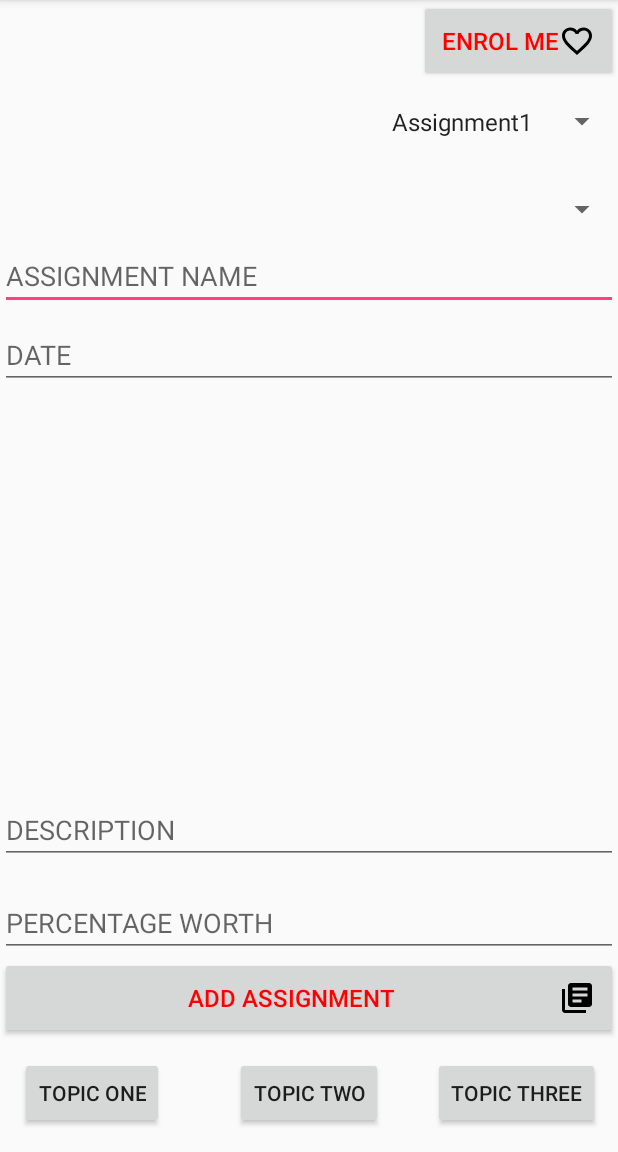
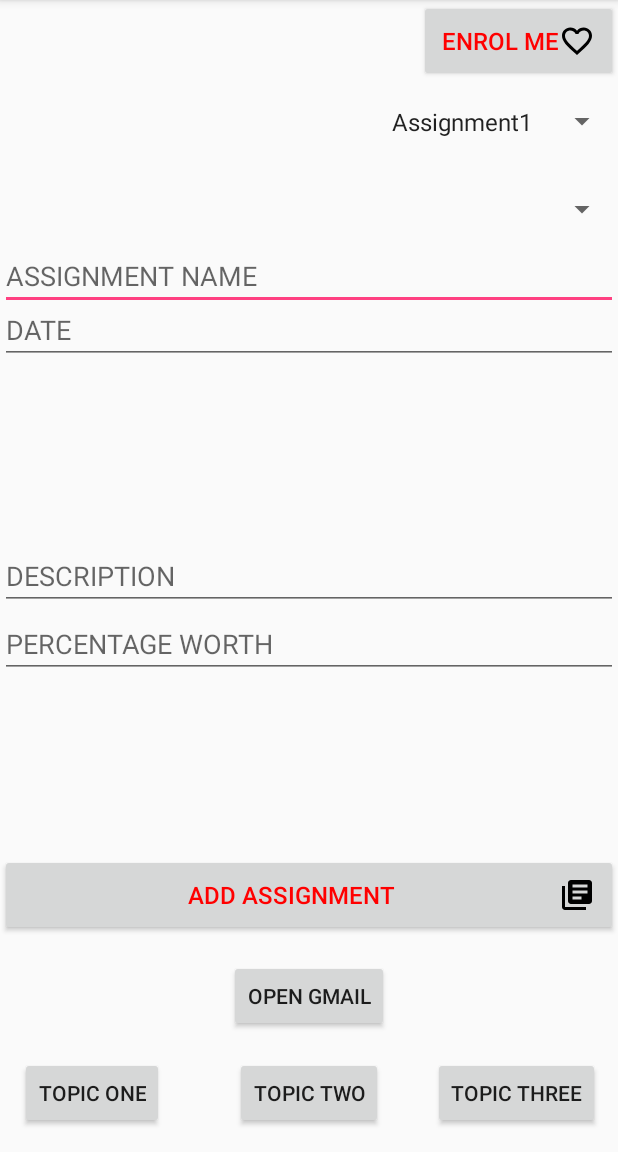
Before and after one commit to FoolsJester/AndroidApp2018, an Android app: the Courses screen opened directly, with no data from a screen before it, on a phone screen of 412 x 824 dp, the part 84-1236 px from its top. Run offline under Robolectric (Android 15) with nearby library versions, the phone set to English and light mode, and no system bars.

Commit message:
button launches gmail

```diff
--- a/app/src/main/java/com/example/hp/androidproject/Courses.java
+++ b/app/src/main/java/com/example/hp/androidproject/Courses.java
@@ -30,7 +30,7 @@ public class Courses extends AppCompatActivity  {
 
     private DrawerLayout dl;
     private ActionBarDrawerToggle abdt;
-    Button enrolButton, assignmentButton;
+    Button enrolButton, assignmentButton, openGmail;
     SQLiteOpenHelper openHelper;
     SQLiteDatabase db;
     EditText _txtname, _txtduedate, _txtdescription, _txtpercentworth;
@@ -69,9 +69,25 @@ public class Courses extends AppCompatActivity  {
         topic1 = (Button)findViewById(R.id.topic1);
         topic2 = (Button)findViewById(R.id.topic2);
         topic3 = (Button)findViewById(R.id.topic3);
+        openGmail = (Button)findViewById(R.id.openGmail);
         spinner = (Spinner) findViewById(R.id.spinner);
 //        spin = (Spinner) findViewById(R.id.spin);
         loadAssignmentData();
+
+        openGmail.setOnClickListener(new View.OnClickListener() {
+            @Override
+            public void onClick(View v) {
+                Intent emailIntent = new Intent (Intent.ACTION_SEND);
+                emailIntent .setType("message/rfc822");
+                emailIntent .putExtra(Intent.EXTRA_EMAIL, new String[]{"testEmail@gmail.com"});
+                emailIntent .putExtra(Intent.EXTRA_SUBJECT, "Put your Subject here");
+                emailIntent .setPackage("com.google.android.gm");
+                if (emailIntent .resolveActivity(getPackageManager())!=null)
+                    startActivity(emailIntent);
+                else
+                    Toast.makeText(getApplicationContext(), "Gmail App is not installed",Toast.LENGTH_SHORT).show();
+            }
+        });
 
         // event to add values from form into database when assignment button is clicked
         assignmentButton.setOnClickListener(new View.OnClickListener() {
--- a/app/src/main/res/layout/activity_courses.xml
+++ b/app/src/main/res/layout/activity_courses.xml
@@ -59,9 +59,9 @@
             android:id="@+id/assignmentButton"
             android:layout_width="match_parent"
             android:layout_height="wrap_content"
+            android:layout_alignParentBottom="true"
             android:layout_alignParentStart="true"
-            android:layout_below="@+id/txtpercentworth"
-            android:layout_marginTop="-130dp"
+            android:layout_marginBottom="144dp"
             android:drawableRight="@drawable/ic_library_books_black_24dp"
             android:padding="15dp"
             android:text="Add Assignment"
@@ -94,9 +94,8 @@
             android:id="@+id/txtdescription"
             android:layout_width="match_parent"
             android:layout_height="wrap_content"
-            android:layout_alignParentBottom="true"
             android:layout_alignParentStart="true"
-            android:layout_marginBottom="192dp"
+            android:layout_centerVertical="true"
             android:ems="10"
             android:hint="DESCRIPTION"
             android:inputType="textPersonName" />
@@ -107,7 +106,7 @@
             android:layout_height="wrap_content"
             android:layout_alignParentStart="true"
             android:layout_alignParentTop="true"
-            android:layout_marginTop="214dp"
+            android:layout_marginTop="197dp"
             android:ems="10"
             android:hint="DATE"
             android:inputType="textPersonName" />
@@ -116,9 +115,8 @@
             android:id="@+id/txtpercentworth"
             android:layout_width="match_parent"
             android:layout_height="wrap_content"
-            android:layout_alignParentBottom="true"
             android:layout_alignParentStart="true"
-            android:layout_marginBottom="130dp"
+            android:layout_below="@+id/txtdescription"
             android:ems="10"
             android:hint="PERCENTAGE WORTH"
             android:inputType="number" />
@@ -150,6 +148,15 @@
             android:layout_marginEnd="12dp"
             android:text="Topic Three" />
 
+        <Button
+            android:id="@+id/openGmail"
+            android:layout_width="wrap_content"
+            android:layout_height="wrap_content"
+            android:layout_alignParentBottom="true"
+            android:layout_centerHorizontal="true"
+            android:layout_marginBottom="80dp"
+            android:text="open gmail" />
+
         <!-- button tutorial: https://abhiandroid.com/ui/button-->
 
     </RelativeLayout>
```
